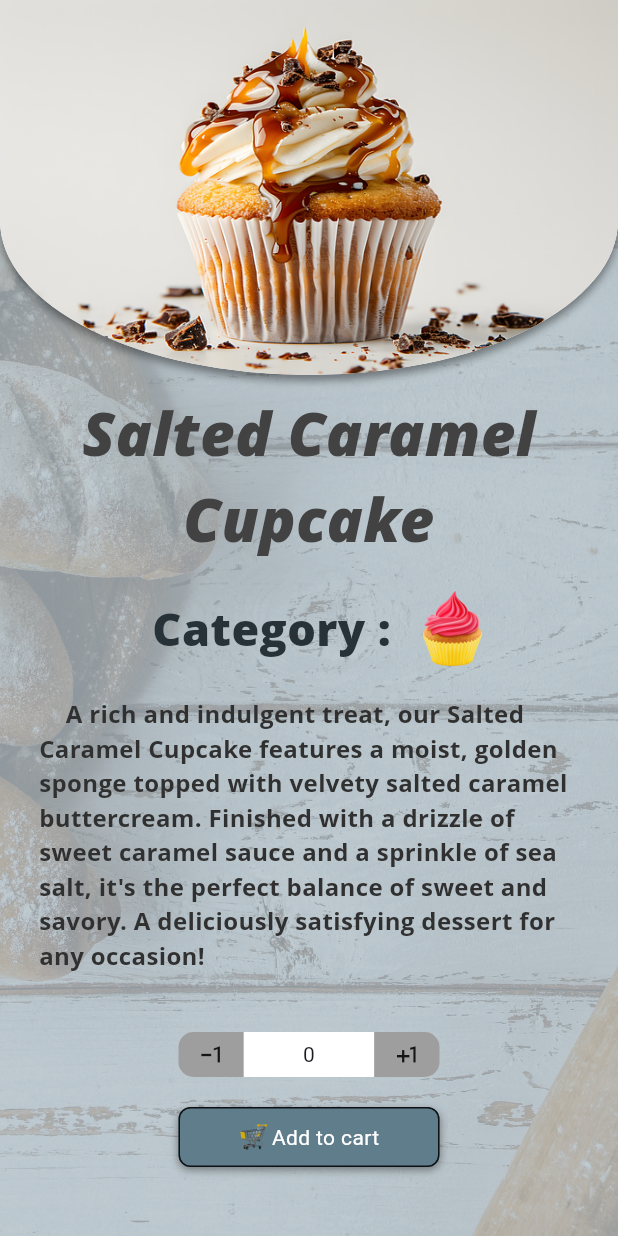
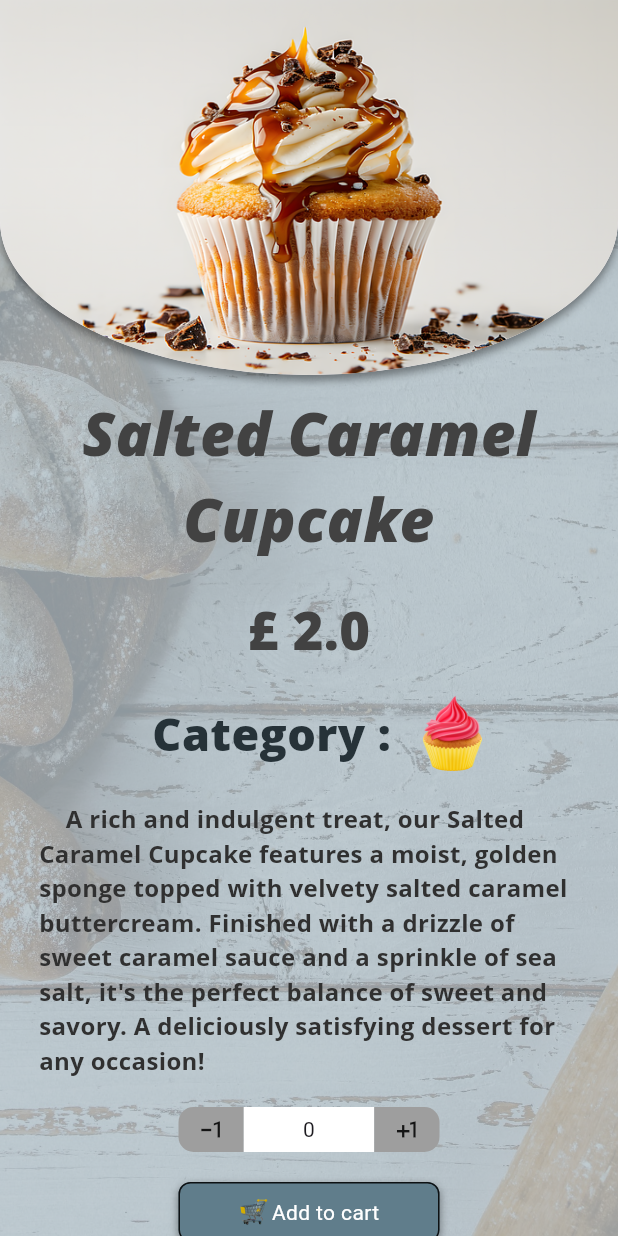
Before and after one commit to hery-alex/fluro_test_application, a Flutter app: the screen it shows after launch, after a tap on "Salted Caramel Cupcake", on a phone screen of 412 x 824 dp. Run offline on Flutter 3.47's test engine with Material 3 defaults, Android fonts, the phone set to English and light mode, and no system bars; our stand-ins replace rxdart; Roboto replaces fonts that are missing (Open Sans).

Commit message:
price on products

```diff
--- a/lib/layout/custom_appBar.dart
+++ b/lib/layout/custom_appBar.dart
@@ -90,7 +90,7 @@ class CustomAppbar extends StatelessWidget implements PreferredSizeWidget{
                           scaffoldKey.currentState?.openEndDrawer();
                         },
                         child: Container(
-                          margin: const EdgeInsets.only(top:12,bottom: 12,right: 30,left: 0),
+                          margin: const EdgeInsets.only(top:12,bottom: 12,right: 70,left: 0),
                           width: 45,
                           height: 45,
                           decoration: BoxDecoration(
--- a/lib/widgets/products/products_closed_widget.dart
+++ b/lib/widgets/products/products_closed_widget.dart
@@ -70,10 +70,20 @@ class ProductClosedWidget extends StatelessWidget {
              ],
            ),
           const SizedBox(height: 10),
-         Container(
-          margin: const EdgeInsets.only(top: 10),
-          child: WidgetIncrementProduct(productModel: productModel,)
+          Text.rich(
+            textAlign: TextAlign.center,
+            TextSpan(
+              text: '£ ${productModel.productPrice! / 100}',
+              style:const TextStyle(
+                fontSize: 14,
+                color: Colors.black87,
+                fontWeight: FontWeight.w900,
+                fontStyle: FontStyle.normal,
+                fontFamily: 'Open Sans',
+              ) )
           ),
+          const SizedBox(height: 5),
+          WidgetIncrementProduct(productModel: productModel,)
         ],
       ),
     );
--- a/lib/widgets/products/products_open_widget.dart
+++ b/lib/widgets/products/products_open_widget.dart
@@ -70,6 +70,22 @@ class ProductOpenWidget extends StatelessWidget {
                   )
                 ),
               ),
+                const SizedBox(height: 20,),
+                 Container(
+                  padding: const EdgeInsets.symmetric(horizontal: 16),
+                   child: Text.rich(
+                    textAlign: TextAlign.center,
+                    TextSpan(
+                      text: '£ ${productModel.productPrice! / 100}',
+                      style: TextStyle(
+                        fontSize: 35,
+                        color: Colors.grey[800],
+                        fontWeight: FontWeight.w900,
+                        fontStyle: FontStyle.normal,
+                        fontFamily: 'Open Sans',
+                      ) )
+                                   ),
+                 ),
                const SizedBox(height: 20,),
                ProductCategoryWidget(productModel: productModel,),
                const SizedBox(height: 20,),
@@ -95,7 +111,6 @@ class ProductOpenWidget extends StatelessWidget {
                     ),
                   ],
                 ),
-                const SizedBox(height: 20,),
                 Container(
                 width: SizeConfig.screenWidth! / 2,
                 margin: const EdgeInsets.only(top: 10),
```
